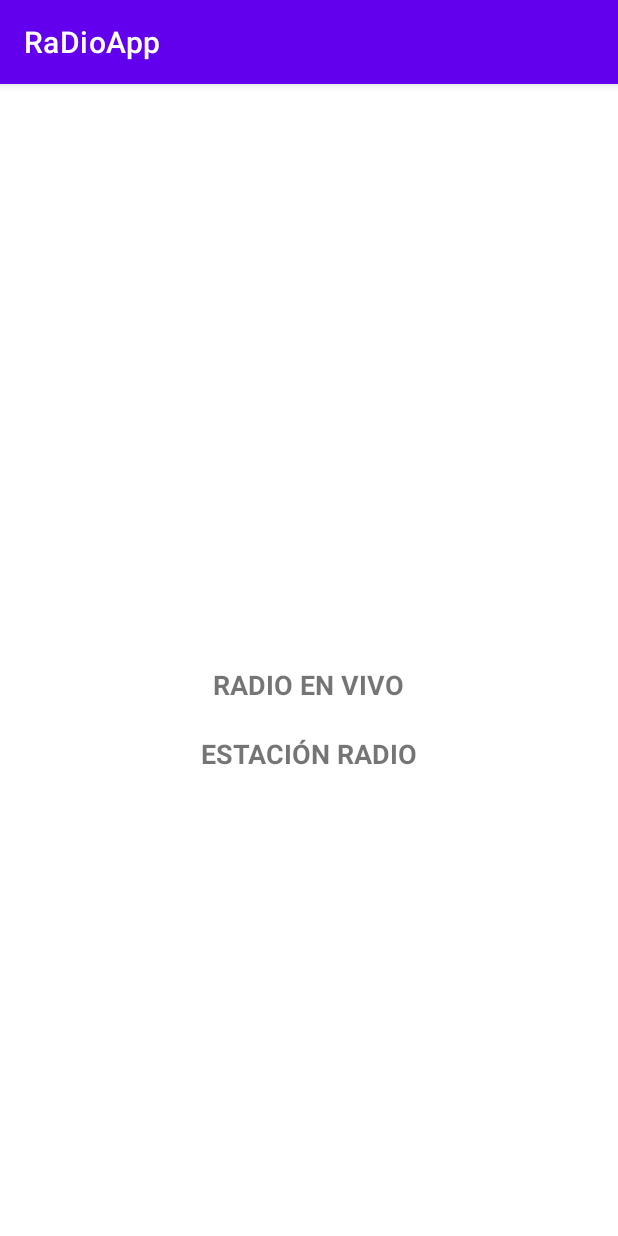
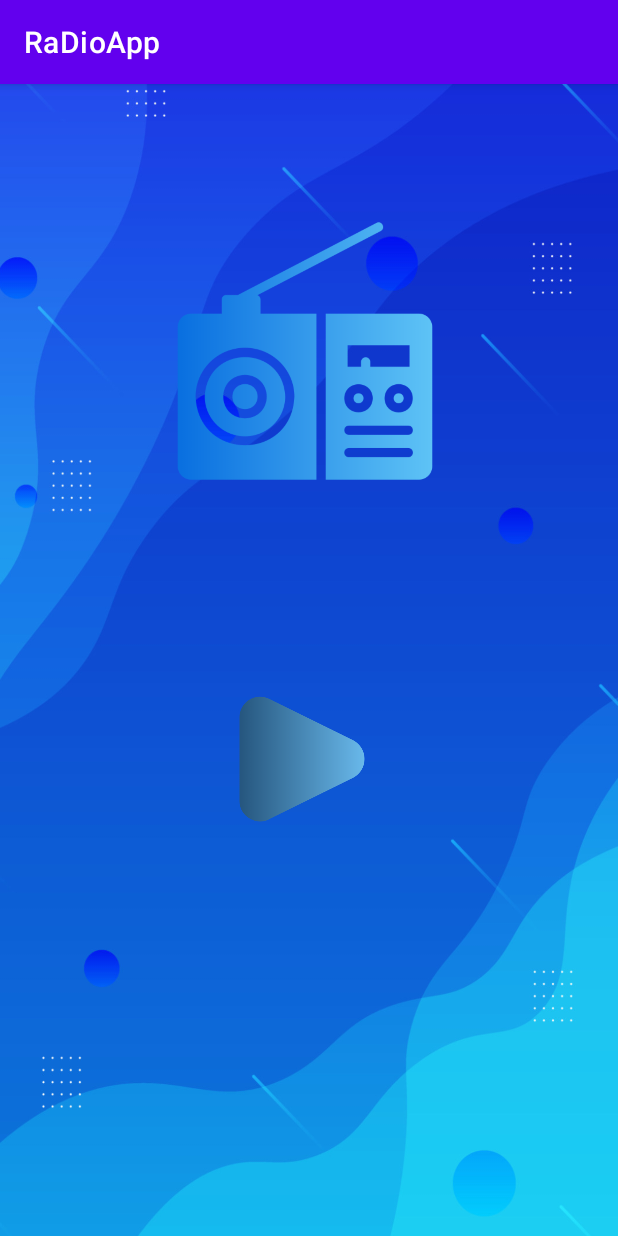
Before and after one commit to mriatorres/RaDioApp, an Android app: the screen it shows after launch (MainActivity), on a phone screen of 412 x 824 dp. Run offline under Robolectric (Android 15) with nearby library versions, the phone set to English and light mode, and no system bars; libraries missing offline, so code that uses them is left out: com.google.android.exoplayer2; 3 statements that could not run were skipped.

Commit message:
linearlayout

```diff
--- a/app/build.gradle
+++ b/app/build.gradle
@@ -4,12 +4,12 @@ plugins {
 
 android {
     namespace 'com.example.radioapp'
-    compileSdk 32
+    compileSdk 33
 
     defaultConfig {
         applicationId "com.example.radioapp"
         minSdk 22
-        targetSdk 32
+        targetSdk 33
         versionCode 1
         versionName "1.0"
 
--- a/app/src/main/java/com/example/radioapp/MainActivity.java
+++ b/app/src/main/java/com/example/radioapp/MainActivity.java
@@ -3,16 +3,46 @@ package com.example.radioapp;
 import androidx.appcompat.app.AppCompatActivity;
 
 import android.os.Bundle;
+import android.view.View;
+import android.widget.Button;
+import android.widget.ImageView;
 
 import com.google.android.exoplayer2.ExoPlayer;
+import com.google.android.exoplayer2.MediaItem;
 
 public class MainActivity extends AppCompatActivity {
+    ImageView imag_play;
+    Button pausa;
 
     @Override
     protected void onCreate(Bundle savedInstanceState) {
         super.onCreate(savedInstanceState);
         setContentView(R.layout.activity_main);
+        imag_play = findViewById(R.id.img_play);
+        pausa = findViewById(R.id.pausa);
 
         ExoPlayer player = new ExoPlayer.Builder(this).build();
+
+
+        imag_play.setOnClickListener(new View.OnClickListener() {
+            @Override
+            public void onClick(View v) {
+
+
+                MediaItem url = MediaItem.fromUri(("https://host3.audiolatam.com/8030/stream"));
+                player.setMediaItem(url);
+                player.prepare();
+                player.play();
+            }
+        });
+
+        pausa.setOnClickListener(new View.OnClickListener() {
+            @Override
+            public void onClick(View v) {
+                player.stop();
+
+
+            }
+        });
     }
 }
--- a/app/src/main/res/layout/activity_main.xml
+++ b/app/src/main/res/layout/activity_main.xml
@@ -1,59 +1,35 @@
 <?xml version="1.0" encoding="utf-8"?>
-<androidx.constraintlayout.widget.ConstraintLayout xmlns:android="http://schemas.android.com/apk/res/android"
+<LinearLayout xmlns:android="http://schemas.android.com/apk/res/android"
     xmlns:app="http://schemas.android.com/apk/res-auto"
     xmlns:tools="http://schemas.android.com/tools"
     android:layout_width="match_parent"
     android:layout_height="match_parent"
     tools:context=".MainActivity">
 
+    <LinearLayout
+        android:layout_width="match_parent"
+        android:layout_height="wrap_content"
+        android:background="@drawable/background2"
+        android:orientation="horizontal">
 
-    <ImageView
-        android:id="@+id/imageView"
-        android:layout_width="197dp"
-        android:layout_height="154dp"
-        app:layout_constraintBottom_toBottomOf="parent"
-        app:layout_constraintEnd_toEndOf="parent"
-        app:layout_constraintStart_toStartOf="parent"
-        app:layout_constraintTop_toTopOf="parent"
-        app:layout_constraintVertical_bias="0.084"
-        tools:srcCompat="@drawable/radio" />
 
-    <TextView
-        android:id="@+id/textView"
-        android:layout_width="wrap_content"
-        android:layout_height="wrap_content"
-        android:text="RADIO EN VIVO"
-        android:textSize="18dp"
-        android:textStyle="bold"
-        app:layout_constraintBottom_toBottomOf="parent"
-        app:layout_constraintEnd_toEndOf="parent"
-        app:layout_constraintHorizontal_bias="0.498"
-        app:layout_constraintStart_toStartOf="parent"
-        app:layout_constraintTop_toBottomOf="@+id/imageView"
-        app:layout_constraintVertical_bias="0.34" />
+        <ImageView
+            android:id="@+id/imageView2"
+            android:layout_width="196dp"
+            android:layout_height="196dp"
+            android:layout_marginLeft="105dp"
+            android:layout_marginTop="80dp"
+            android:src="@drawable/radio" />
 
-    <TextView
-        android:id="@+id/textView2"
-        android:layout_width="wrap_content"
-        android:layout_height="wrap_content"
-        android:text="ESTACIÓN RADIO"
-        android:textSize="18dp"
-        android:textStyle="bold"
-        app:layout_constraintBottom_toBottomOf="parent"
-        app:layout_constraintEnd_toEndOf="parent"
-        app:layout_constraintStart_toStartOf="parent"
-        app:layout_constraintTop_toBottomOf="@+id/textView"
-        app:layout_constraintVertical_bias="0.064" />
+        <ImageView
+            android:id="@+id/img_play"
+            android:layout_width="100dp"
+            android:layout_height="100dp"
+            android:layout_marginLeft="-150dp"
+            android:layout_marginTop="400dp"
+            app:srcCompat="@drawable/playbtn" />
 
-    <ImageView
-        android:id="@+id/imageView2"
-        android:layout_width="60dp"
-        android:layout_height="60dp"
-        app:layout_constraintBottom_toBottomOf="parent"
-        app:layout_constraintEnd_toEndOf="parent"
-        app:layout_constraintHorizontal_bias="0.498"
-        app:layout_constraintStart_toStartOf="parent"
-        app:layout_constraintTop_toBottomOf="@+id/textView2"
-        app:layout_constraintVertical_bias="0.193"
-        tools:srcCompat="@drawable/playbtn" />
-</androidx.constraintlayout.widget.ConstraintLayout>
+
+    </LinearLayout>
+
+</LinearLayout>
```
Also changed, not shown: app/src/main/res/drawable-v24/background.jpg (added), app/src/main/res/drawable-v24/background2.png (added), app/src/main/res/drawable-v24/playbtn2.png (added).
